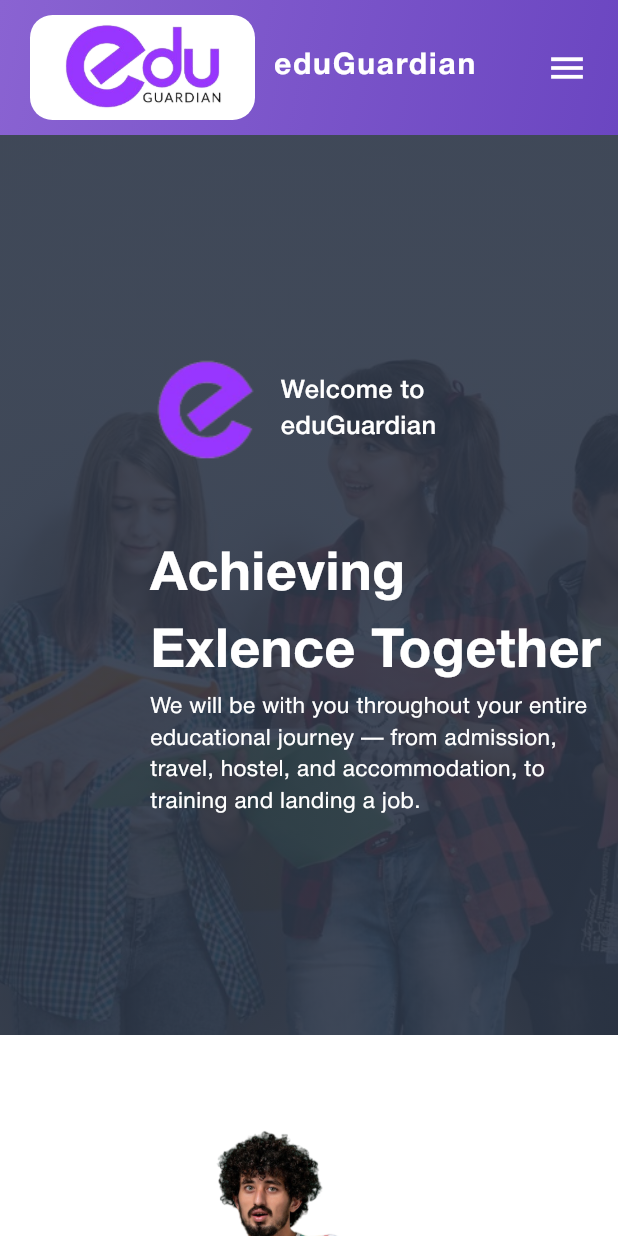
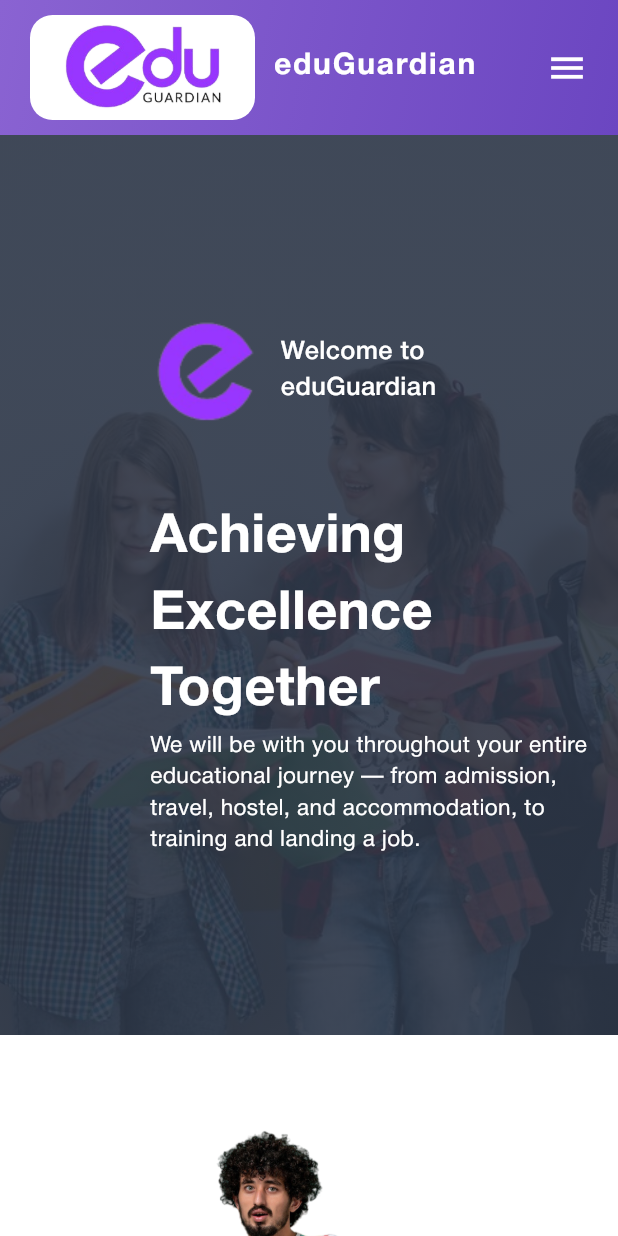
Before and after one commit to dibindasky/egCollege, a Flutter app: the screen it shows after launch, on a phone screen of 412 x 824 dp. Run offline on Flutter 3.47's test engine with Material 3 defaults, Android fonts, the phone set to English and light mode, and no system bars; our stand-ins replace animate_do, dartz, dio, get, go_router, image_picker and 3 more.

Commit message:
changes home

```diff
--- a/lib/application/presentation/screens/home/widgets/home_intro_section.dart
+++ b/lib/application/presentation/screens/home/widgets/home_intro_section.dart
@@ -30,7 +30,7 @@
           child: isDesktop
               ? Row(
                   children: [
-                    _contentSection(),
+                    Expanded(child: _contentSection()),
                     Expanded(child: _animationSection()),
                   ],
                 )
@@ -54,9 +54,8 @@
     );
   }
 
-  Expanded _contentSection({bool isDesktop = true}) {
-    return Expanded(
-      child: Column(
+  Widget _contentSection({bool isDesktop = true}) {
+    return Column(
       crossAxisAlignment: CrossAxisAlignment.start,
       mainAxisAlignment: MainAxisAlignment.center,
       children: [
@@ -75,7 +74,7 @@
         ),
         kHeight50,
         Text(
-            'Achieving\nExlence Together',
+          'Achieving\nExcellence Together',
           style: textMainHead.copyWith(fontSize: 36, color: kWhite),
         ),
         ConstrainedBox(
@@ -86,7 +85,6 @@
           ),
         )
       ],
-      ),
     );
   }
 
```
Also changed, not shown: 1 other file. Lines whose indentation alone changed are shown as unchanged.
